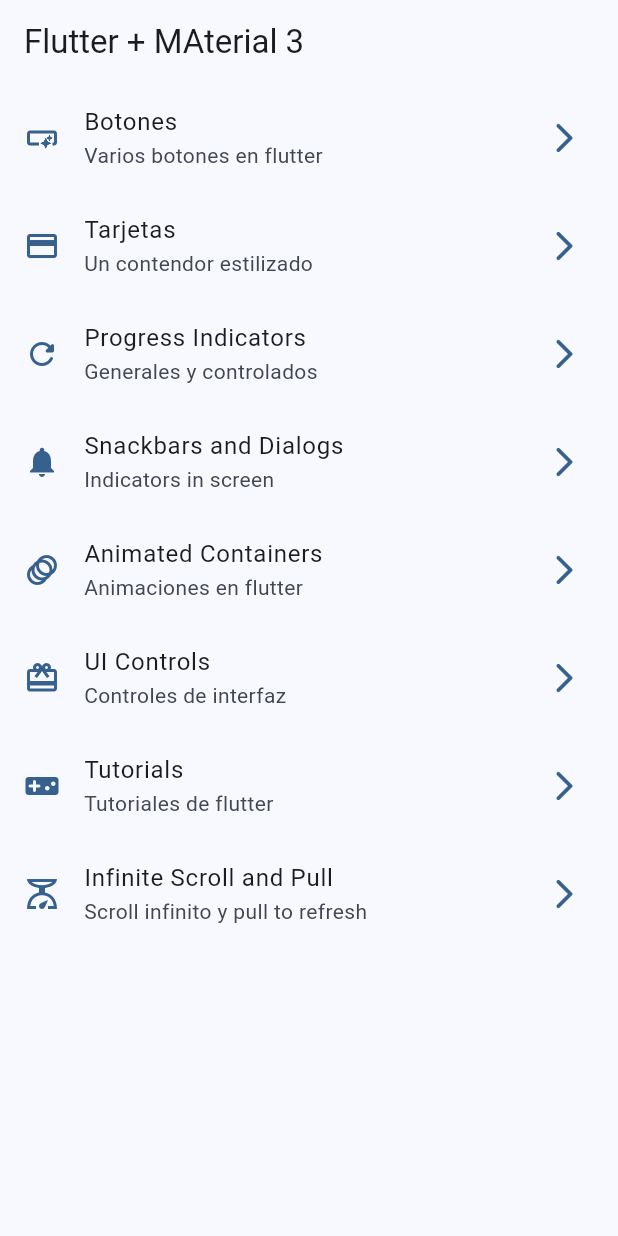
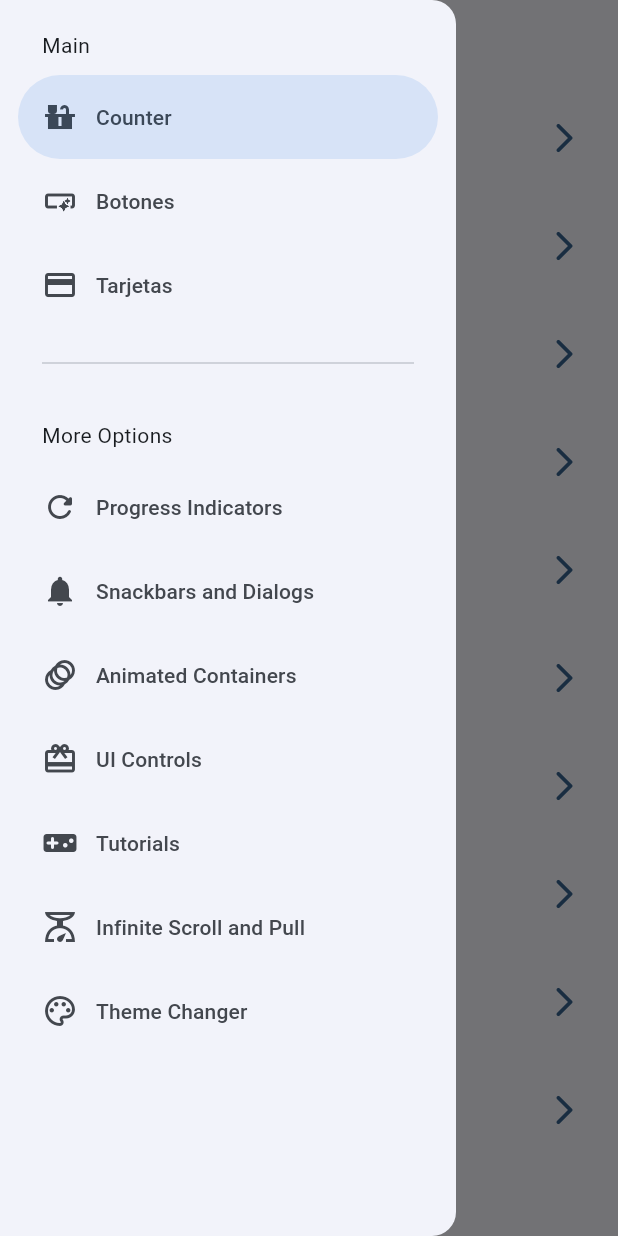
Before and after one commit to joelvill/widgets_app_course, a Flutter app: the screen it shows after launch, with the side drawer open (before the commit the screen has no drawer), on a phone screen of 412 x 824 dp. Run offline on Flutter 3.47's test engine with Material 3 defaults, Android fonts, the phone set to English and light mode, and no system bars; our stand-ins replace animate_do, flutter_riverpod, go_router.

Commit message:
antes de StateNotifier

```diff
--- a/lib/config/menu/menu_items.dart
+++ b/lib/config/menu/menu_items.dart
@@ -15,6 +15,12 @@
 }
 
 const appMenuItems = <MenuItems>[
+  MenuItems(
+    title: 'Counter',
+    subTitle: 'Riverpod Counter',
+    link: '/counter',
+    icon: Icons.countertops,
+  ),
   MenuItems(
     title: 'Botones',
     subTitle: 'Varios botones en flutter',
@@ -63,4 +69,10 @@
     link: '/inifite',
     icon: Icons.scale_outlined,
   ),
+  MenuItems(
+    title: 'Theme Changer',
+    subTitle: 'Cambiar el tema de flutter',
+    link: '/theme-changer',
+    icon: Icons.palette_outlined,
+  ),
 ];
--- a/lib/config/router/app_router.dart
+++ b/lib/config/router/app_router.dart
@@ -51,5 +51,15 @@
       path: '/inifite',
       builder: (context, state) => const InfiniteScrollScreen(),
     ),
+    GoRoute(
+      name: CounterScreen.name,
+      path: '/counter',
+      builder: (context, state) => const CounterScreen(),
+    ),
+    GoRoute(
+      name: ThemeChangerScreen.name,
+      path: '/theme-changer',
+      builder: (context, state) => const ThemeChangerScreen(),
+    ),
   ],
 );
--- a/lib/config/theme/app_theme.dart
+++ b/lib/config/theme/app_theme.dart
@@ -14,13 +14,15 @@
 
 class AppTheme {
   final int selectedColor;
+  final bool isDarkMode;
 
-  AppTheme({this.selectedColor = 0})
+  AppTheme({this.selectedColor = 0, this.isDarkMode = false})
       : assert(selectedColor >= 0, "selectedColor must be greater than 0"),
         assert(selectedColor < colorList.length - 1,
             "selectedColor must be less or equal to ${colorList.length}");
   ThemeData getTheme() => ThemeData(
         useMaterial3: true,
+        brightness: isDarkMode ? Brightness.dark : Brightness.light,
         colorSchemeSeed: colorList[selectedColor],
         appBarTheme: const AppBarTheme(
           centerTitle: false,
--- a/lib/main.dart
+++ b/lib/main.dart
@@ -1,22 +1,32 @@
 import 'package:flutter/material.dart';
+import 'package:flutter_riverpod/flutter_riverpod.dart';
 import 'package:widgets_app_course/config/theme/app_theme.dart';
 
 import 'config/router/app_router.dart';
+import 'presentation/providers/theme_provider.dart';
 
 void main() {
-  runApp(const MainApp());
+  runApp(
+    const ProviderScope(
+      child: MainApp(),
+    ),
+  );
 }
 
-class MainApp extends StatelessWidget {
+class MainApp extends ConsumerWidget {
   const MainApp({super.key});
 
   @override
-  Widget build(BuildContext context) {
+  Widget build(BuildContext context, WidgetRef ref) {
+    final isDarkMode = ref.watch(isDarkModeProvider);
+    final selectedColor = ref.watch(selectedColorProvider);
+
     return MaterialApp.router(
       title: 'Flutter Widgets App Course',
       routerConfig: appRouter,
       debugShowCheckedModeBanner: false,
-      theme: AppTheme(selectedColor: 0).getTheme(),
+      theme: AppTheme(selectedColor: selectedColor, isDarkMode: isDarkMode)
+          .getTheme(),
     );
   }
 }
--- /dev/null
+++ b/lib/presentation/providers/counter_provider.dart
@@ -0,0 +1,3 @@
+import 'package:flutter_riverpod/flutter_riverpod.dart';
+
+final counterProvider = StateProvider((ref) => 5);
--- /dev/null
+++ b/lib/presentation/providers/theme_provider.dart
@@ -0,0 +1,11 @@
+import 'package:flutter_riverpod/flutter_riverpod.dart';
+
+import '../../config/theme/app_theme.dart';
+
+final isDarkModeProvider = StateProvider((ref) => false);
+
+// Listado de colores inmutables
+
+final colorListProvider = Provider((ref) => colorList);
+
+final selectedColorProvider = StateProvider((ref) => 0);
--- a/lib/presentation/screens/home/home_screen.dart
+++ b/lib/presentation/screens/home/home_screen.dart
@@ -1,6 +1,7 @@
 import 'package:flutter/material.dart';
 import 'package:go_router/go_router.dart';
 import 'package:widgets_app_course/config/menu/menu_items.dart';
+import 'package:widgets_app_course/presentation/widgets/side_menu.dart';
 
 class HomeScreen extends StatelessWidget {
   static const name = "home_screen";
@@ -9,11 +10,18 @@
 
   @override
   Widget build(BuildContext context) {
+    final scaffoldKey = GlobalKey<ScaffoldState>();
+
     return Scaffold(
-        appBar: AppBar(
-          title: const Text('Flutter + MAterial 3'),
-        ),
-        body: const _HomeView());
+      key: scaffoldKey,
+      appBar: AppBar(
+        title: const Text('Flutter + MAterial 3'),
+      ),
+      body: const _HomeView(),
+      drawer: SideMenu(
+        scaffoldKey: scaffoldKey,
+      ),
+    );
   }
 }
 
--- a/lib/presentation/screens/screens.dart
+++ b/lib/presentation/screens/screens.dart
@@ -2,8 +2,10 @@
 export 'package:widgets_app_course/presentation/screens/app_tutorial/app_tutorial_screen.dart';
 export 'package:widgets_app_course/presentation/screens/buttons/buttons_screen.dart';
 export 'package:widgets_app_course/presentation/screens/cards/cards_screen.dart';
+export 'package:widgets_app_course/presentation/screens/counter/counter_screen.dart';
 export 'package:widgets_app_course/presentation/screens/home/home_screen.dart';
 export 'package:widgets_app_course/presentation/screens/infinite_scroll/infinite_scroll_screen.dart';
 export 'package:widgets_app_course/presentation/screens/progress/progress_screen.dart';
 export 'package:widgets_app_course/presentation/screens/snackbar/snackbar_screen.dart';
+export 'package:widgets_app_course/presentation/screens/theme_changer/theme_changer_screen.dart';
 export 'package:widgets_app_course/presentation/screens/ui_controls/ui_controls_screen.dart';
--- /dev/null
+++ b/lib/presentation/widgets/side_menu.dart
@@ -0,0 +1,60 @@
+import 'package:flutter/material.dart';
+import 'package:go_router/go_router.dart';
+import 'package:widgets_app_course/config/menu/menu_items.dart';
+
+class SideMenu extends StatefulWidget {
+  final GlobalKey<ScaffoldState> scaffoldKey;
+
+  const SideMenu({super.key, required this.scaffoldKey});
+
+  @override
+  State<SideMenu> createState() => _SideMenuState();
+}
+
+class _SideMenuState extends State<SideMenu> {
+  int navDrawerIndex = 0;
+
+  @override
+  Widget build(BuildContext context) {
+    final hasNotch = MediaQuery.of(context).viewPadding.top > 35;
+
+    return NavigationDrawer(
+      selectedIndex: navDrawerIndex,
+      onDestinationSelected: (int index) {
+        setState(() {
+          navDrawerIndex = index;
+        });
+
+        final menuItem = appMenuItems[index];
+        context.push(menuItem.link);
+        widget.scaffoldKey.currentState?.closeDrawer();
+      },
+      children: [
+        Padding(
+          padding: EdgeInsets.fromLTRB(28, hasNotch ? 0 : 20, 16, 10),
+          child: const Text('Main'),
+        ),
+        ...appMenuItems.sublist(0, 3).map(
+              (item) => NavigationDrawerDestination(
+                icon: Icon(item.icon),
+                label: Text(item.title),
+              ),
+            ),
+        const Padding(
+          padding: EdgeInsets.fromLTRB(28, 16, 28, 10),
+          child: Divider(),
+        ),
+        Padding(
+          padding: EdgeInsets.fromLTRB(28, hasNotch ? 0 : 20, 16, 10),
+          child: const Text('More Options'),
+        ),
+        ...appMenuItems.sublist(3).map(
+              (item) => NavigationDrawerDestination(
+                icon: Icon(item.icon),
+                label: Text(item.title),
+              ),
+            ),
+      ],
+    );
+  }
+}
--- a/pubspec.yaml
+++ b/pubspec.yaml
@@ -10,6 +10,7 @@
   animate_do: ^3.3.4
   flutter:
     sdk: flutter
+  flutter_riverpod: ^2.5.1
   go_router: ^14.2.0
 
 dev_dependencies:
```
Also changed, not shown: lib/presentation/screens/counter/counter_screen.dart (added, +46 -0 lines), lib/presentation/screens/theme_changer/theme_changer_screen.dart (added, +62 -0 lines), package-lock.json (added), pubspec.lock.
